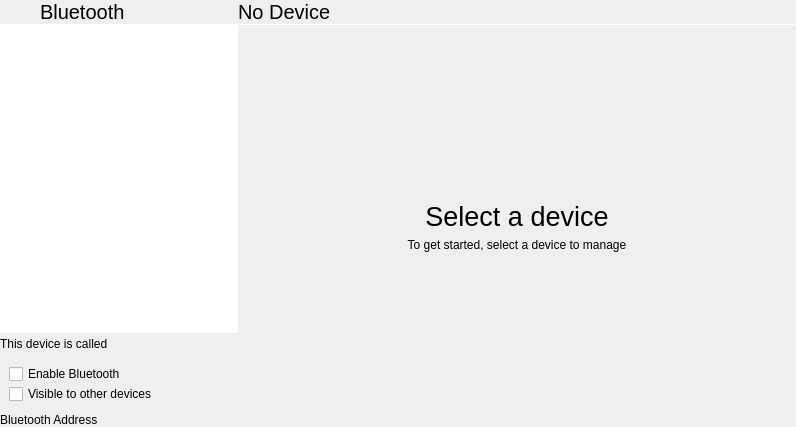
The window that statuscenter/BluetoothPane/bluetoothmanagement.ui (vicr123/theshell) describes before a commit, drawn with Qt 5.
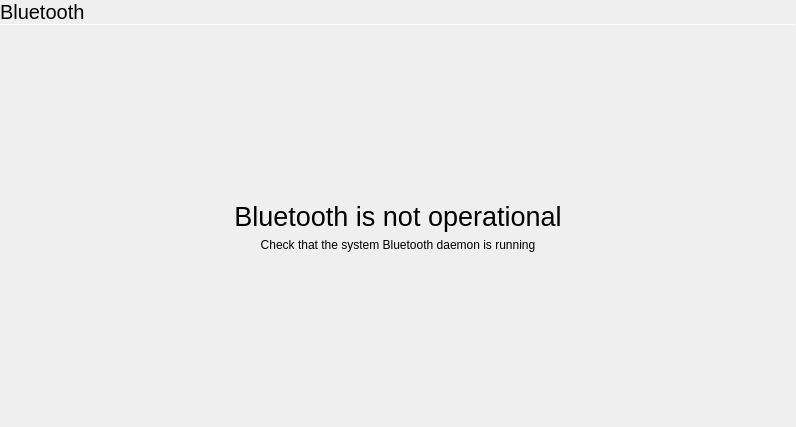
The same window after the commit. The open tabs and pages were chosen to show the change. Icons and pictures are not drawn. Custom widgets are drawn as their Qt base class.

```diff
--- a/statuscenter/BluetoothPane/bluetoothmanagement.ui
+++ b/statuscenter/BluetoothPane/bluetoothmanagement.ui
@@ -124,6 +124,114 @@
     </item>
    </layout>
   </widget>
+  <widget class="QWidget" name="page_13">
+   <layout class="QVBoxLayout" name="verticalLayout_18">
+    <property name="spacing">
+     <number>0</number>
+    </property>
+    <property name="leftMargin">
+     <number>0</number>
+    </property>
+    <property name="topMargin">
+     <number>0</number>
+    </property>
+    <property name="rightMargin">
+     <number>0</number>
+    </property>
+    <property name="bottomMargin">
+     <number>0</number>
+    </property>
+    <item>
+     <widget class="QLabel" name="label_21">
+      <property name="font">
+       <font>
+        <pointsize>15</pointsize>
+       </font>
+      </property>
+      <property name="text">
+       <string>Bluetooth</string>
+      </property>
+      <property name="margin">
+       <number>9</number>
+      </property>
+     </widget>
+    </item>
+    <item>
+     <widget class="Line" name="line_13">
+      <property name="maximumSize">
+       <size>
+        <width>16777215</width>
+        <height>1</height>
+       </size>
+      </property>
+      <property name="orientation">
+       <enum>Qt::Horizontal</enum>
+      </property>
+     </widget>
+    </item>
+    <item>
+     <layout class="QVBoxLayout" name="verticalLayout_17">
+      <property name="spacing">
+       <number>6</number>
+      </property>
+      <property name="bottomMargin">
+       <number>0</number>
+      </property>
+      <item>
+       <spacer name="verticalSpacer_18">
+        <property name="orientation">
+         <enum>Qt::Vertical</enum>
+        </property>
+        <property name="sizeHint" stdset="0">
+         <size>
+          <width>20</width>
+          <height>40</height>
+         </size>
+        </property>
+       </spacer>
+      </item>
+      <item>
+       <widget class="QLabel" name="label_24">
+        <property name="font">
+         <font>
+          <pointsize>20</pointsize>
+         </font>
+        </property>
+        <property name="text">
+         <string>Bluetooth is not operational</string>
+        </property>
+        <property name="alignment">
+         <set>Qt::AlignCenter</set>
+        </property>
+       </widget>
+      </item>
+      <item>
+       <widget class="QLabel" name="label_25">
+        <property name="text">
+         <string>Check that the system Bluetooth daemon is running</string>
+        </property>
+        <property name="alignment">
+         <set>Qt::AlignCenter</set>
+        </property>
+       </widget>
+      </item>
+      <item>
+       <spacer name="verticalSpacer_19">
+        <property name="orientation">
+         <enum>Qt::Vertical</enum>
+        </property>
+        <property name="sizeHint" stdset="0">
+         <size>
+          <width>20</width>
+          <height>40</height>
+         </size>
+        </property>
+       </spacer>
+      </item>
+     </layout>
+    </item>
+   </layout>
+  </widget>
   <widget class="QWidget" name="page">
    <layout class="QHBoxLayout" name="horizontalLayout">
     <property name="spacing">
```
Left out of the diff: 2 changed lines with no effect on the pictures.
